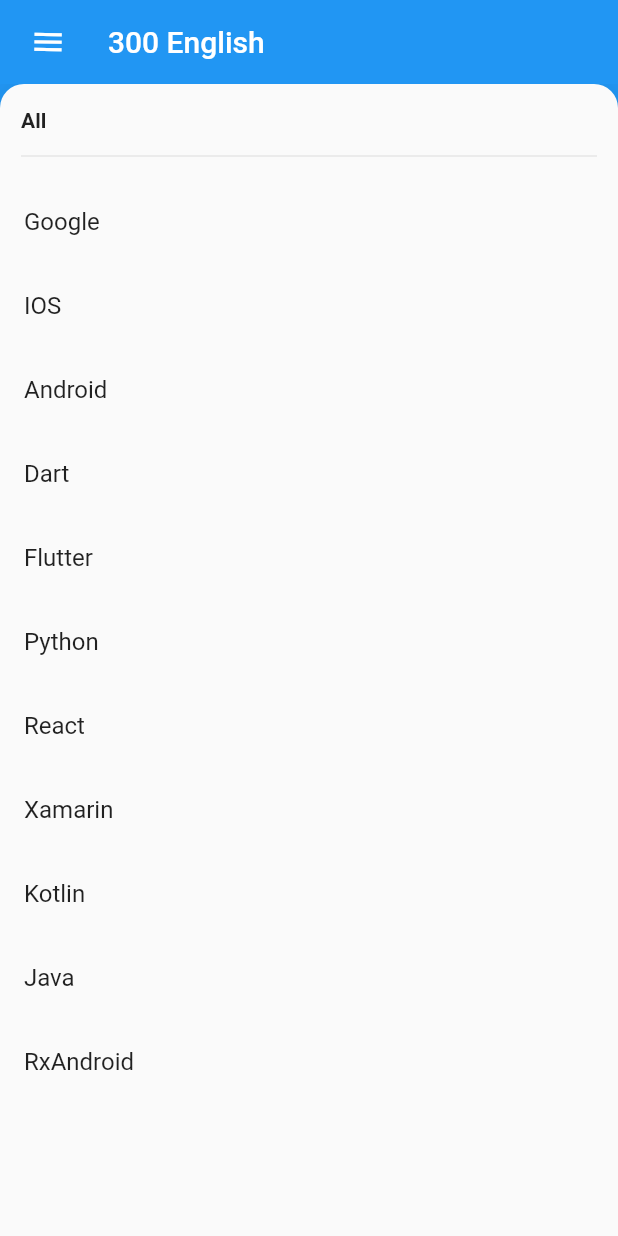
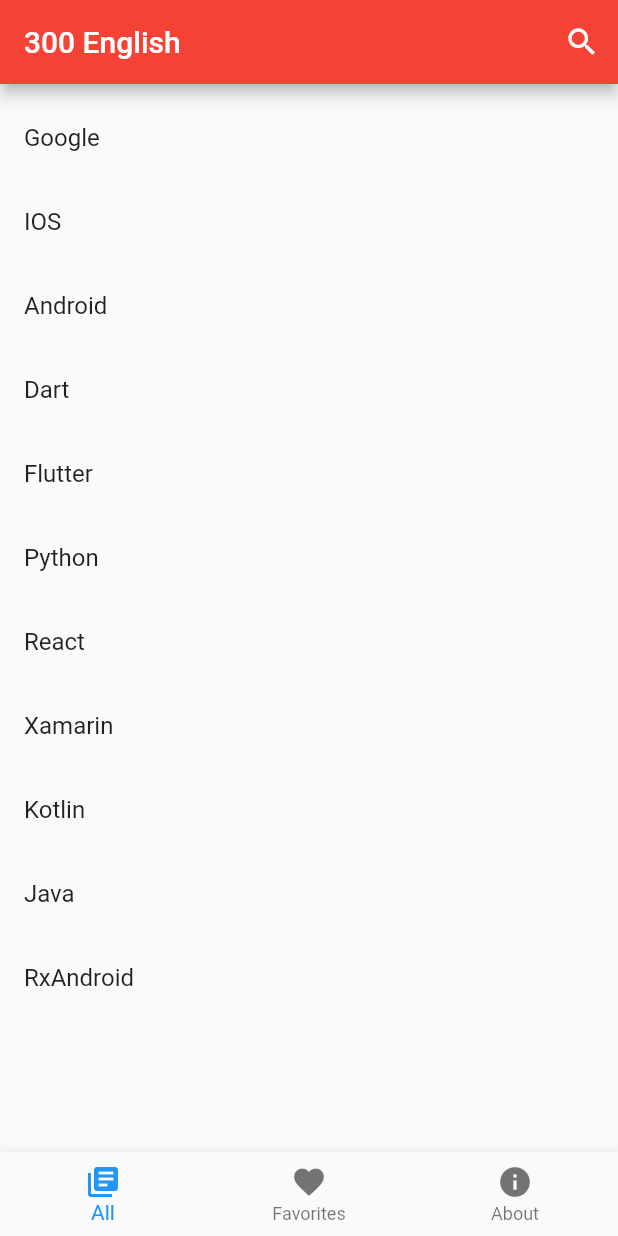
Before and after one commit to Mrjen/three_hundred_english, a Flutter app: the screen it shows after launch, on a phone screen of 412 x 824 dp. Run offline on Flutter 3.47's test engine with Material 2 defaults, Android fonts, the phone set to English and light mode, and no system bars.

Commit message:
Using BottomNavigationDrawer instead of Backdrop menu.

```diff
--- a/lib/main.dart
+++ b/lib/main.dart
@@ -1,60 +1,179 @@
 import 'package:flutter/material.dart';
-import 'backdrop.dart';
-import 'menu.dart';
+
 import 'phrase_listing.dart';
 
 void main() => runApp(ThreeHundredApp());
 
+// https://github.com/fablue/building-a-social-network-with-flutter
 class ThreeHundredApp extends StatefulWidget {
   // This widget is the root of your application.
   @override
   _ThreeHundredApp createState() => new _ThreeHundredApp();
 }
 
-class _ThreeHundredApp extends State<ThreeHundredApp> {
-  MenuCategory _currentCategory = MenuCategory.all;
-  String _frontSubTitle = "All";
+class _ThreeHundredApp extends State<ThreeHundredApp>
+    with SingleTickerProviderStateMixin{
+  PageController _pageController;
+  int _currentPage = 0;
+  bool _showSearch = true;
 
-  void _onCategoryTap(MenuCategory category) {
+  Color _appBarColor = Colors.red;
+  IconButton _appBarLeadingIcon;
+  Widget _appBarTitle = new Text(
+    "300 English",
+    style: new TextStyle(color: Colors.white),
+  );
+  Icon _appBarSearchIcon = new Icon(Icons.search, color: Colors.white);
+  TextEditingController _searchController;
+  String _searchText;
+
+  @override
+  Widget build(BuildContext context) {
+    return new MaterialApp(
+      theme: new ThemeData(
+        primaryColor: Colors.red,
+      ),
+      home: new Scaffold(
+        appBar: new AppBar(
+            backgroundColor: _appBarColor,
+            title: _appBarTitle,
+            leading: _appBarLeadingIcon,
+            actions: getAppBarActions(context)
+        ),
+        body: new PageView(
+            children: [
+              new PhraseListing(searchText: _searchText),
+              new Container(color: Colors.green),
+              new Container(color: Colors.grey)
+            ],
+            controller: _pageController,
+            onPageChanged: onPageChanged
+        ),
+        bottomNavigationBar: new BottomNavigationBar(
+            items: [
+              new BottomNavigationBarItem(
+                  icon: new Icon(Icons.library_books),
+                  title: new Text("All")
+              ),
+              new BottomNavigationBarItem(
+                  icon: new Icon(Icons.favorite),
+                  title: new Text("Favorites")
+              ),
+              new BottomNavigationBarItem(
+                  icon: new Icon(Icons.info),
+                  title: new Text("About")
+              ),
+            ],
+            onTap: onNavigationTapped,
+            currentIndex: _currentPage
+        ),
+      ),
+    );
+  }
+
+  List<Widget> getAppBarActions(BuildContext context) {
+    if (_showSearch) {
+      return <Widget>[
+        new IconButton(
+          icon: _appBarSearchIcon,
+          onPressed: () {
+            setState(() {
+              if (this._appBarSearchIcon.icon == Icons.search) {
+                this._appBarColor = Colors.grey[200];
+                this._appBarLeadingIcon = new IconButton(
+                  icon: new Icon(Icons.arrow_back),
+                  color: Colors.grey[800],
+                  onPressed: (){
+                    onSearchFinished();
+                  },
+                );
+                this._appBarSearchIcon = new Icon(
+                  Icons.close,
+                  color: Colors.grey[800],
+                );
+                this._appBarTitle = new Theme(
+                  // https://stackoverflow.com/questions/48706884/change-textfields-underline-in-flutter
+                    data: Theme
+                        .of(context)
+                        .copyWith(primaryColor: Colors.transparent),
+                    child: new TextField(
+                      autofocus: true,
+                      controller: _searchController,
+                      style: new TextStyle(
+                        fontSize: 18.0,
+                        color: Colors.grey[800],
+                      ),
+                      decoration: new InputDecoration(
+                          hintText: "Filter by word...",
+                          hintStyle: new TextStyle(color: Colors.grey[800]),
+                          labelStyle: Theme
+                              .of(context)
+                              .textTheme
+                              .caption
+                              .copyWith(color: Colors.transparent)),
+                    ));
+                onSearchStarted();
+              } else {
+                _searchController.clear();
+              }
+            });
+          },
+        ),
+      ];
+    } else {
+      return <Widget>[];
+    }
+  }
+
+  void onSearchStarted() {}
+
+  void onSearchFinished() {
     setState(() {
-      _currentCategory = category;
+      this._appBarColor = Colors.red;
+      this._appBarLeadingIcon = null;
+      this._appBarSearchIcon = new Icon(
+        Icons.search,
+        color: Colors.white,
+      );
+      this._appBarTitle = new Text(
+        "300 English",
+        style: new TextStyle(color: Colors.white),
+      );
+      _searchController.clear();
+    });
+  }
 
-      if (_currentCategory == MenuCategory.all) {
-        _frontSubTitle = "All";
-      } else if (_currentCategory == MenuCategory.favorites) {
-        _frontSubTitle = "Favorites";
-      } else {
-        _frontSubTitle = "About";
-      }
+  void onNavigationTapped(int page) {
+    // Animating to the page.
+    // You can use whatever duration and curve you like
+    _pageController.animateToPage(page,
+        duration: const Duration(milliseconds: 300), curve: Curves.ease);
+  }
+
+  void onPageChanged(int page) {
+    setState(() {
+      this._currentPage = page;
+      this._showSearch = page < 2;
+      onSearchFinished();
     });
   }
 
   @override
-  Widget build(BuildContext context) {
-    return new MaterialApp(
-      title: "300 English",
-      theme: new ThemeData(
-        // This is the theme of your application.
-        //
-        // Try running your application with "flutter run". You'll see the
-        // application has a blue toolbar. Then, without quitting the app, try
-        // changing the primarySwatch below to Colors.green and then invoke
-        // "hot reload" (press "r" in the console where you ran "flutter run",
-        // or press Run > Flutter Hot Reload in IntelliJ). Notice that the
-        // counter didn't reset back to zero; the application is not restarted.
-        primarySwatch: Colors.blue,
-      ),
-      home: Backdrop(
-        currentCategory: MenuCategory.all,
-        frontLayer: PhraseListing(),
-        backLayer: Menu(
-          currentCategory: _currentCategory,
-          onCategoryTap: _onCategoryTap,
-        ),
-        frontTitle: Text("300 English"),
-        frontSubTitle: _frontSubTitle,
-        backTitle: Text("Menu"),
-      )
-    );
+  void initState() {
+    super.initState();
+    _pageController = new PageController();
+    _searchController = new TextEditingController();
+    _searchController.addListener((){
+      setState(() {
+        _searchText = _searchController.text;
+      });
+    });
   }
+
+  @override
+  void dispose() {
+    super.dispose();
+    _pageController.dispose();
+  }
+
 }
--- a/lib/phrase_listing.dart
+++ b/lib/phrase_listing.dart
@@ -2,46 +2,19 @@ import 'package:flutter/material.dart';
 import 'phrase_details.dart';
 
 class PhraseListing extends StatefulWidget {
-  PhraseListing({Key key}) : super(key: key);
+  final String searchText;
+
+  PhraseListing({Key key, this.searchText}) : super(key: key);
   @override
   _SearchListState createState() => new _SearchListState();
 }
 
 class _SearchListState extends State<PhraseListing> {
-  Widget appBarTitle = new Text(
-    "300 English",
-    style: new TextStyle(color: Colors.white),
-  );
-  Icon actionIcon = new Icon(
-    Icons.search,
-    color: Colors.white,
-  );
-  final key = new GlobalKey<ScaffoldState>();
-  final TextEditingController _searchQuery = new TextEditingController();
   List<String> _list;
-  bool _isSearching;
-  String _searchText = "";
-
-  _SearchListState() {
-    _searchQuery.addListener(() {
-      if (_searchQuery.text.isEmpty) {
-        setState(() {
-          _isSearching = false;
-          _searchText = "";
-        });
-      } else {
-        setState(() {
-          _isSearching = true;
-          _searchText = _searchQuery.text;
-        });
-      }
-    });
-  }
 
   @override
   void initState() {
     super.initState();
-    _isSearching = false;
     init();
   }
 
@@ -63,11 +36,9 @@ class _SearchListState extends State<PhraseListing> {
   @override
   Widget build(BuildContext context) {
     return new Scaffold(
-      key: key,
-      //appBar: buildBar(context),
       body: new ListView(
           padding: new EdgeInsets.symmetric(vertical: 8.0),
-        children: _isSearching ? _buildSearchList() : _buildList(),
+          children: _buildSearchList(widget.searchText)
       ),
     );
   }
@@ -76,14 +47,15 @@ class _SearchListState extends State<PhraseListing> {
     return _list.map((contact) => new ChildItem(contact)).toList();
   }
 
-  List<ChildItem> _buildSearchList() {
-    if (_searchText.isEmpty) {
-      return _list.map((contact) => new ChildItem(contact)).toList();
+  List<ChildItem> _buildSearchList(String searchText) {
+    if (searchText == null || searchText.isEmpty) {
+      return _buildList();
+
     } else {
       List<String> _searchList = List();
       for (int i = 0; i < _list.length; i++) {
         String name = _list.elementAt(i);
-        if (name.toLowerCase().contains(_searchText.toLowerCase())) {
+        if (name.toLowerCase().contains(searchText.toLowerCase())) {
           _searchList.add(name);
         }
       }
@@ -91,58 +63,6 @@ class _SearchListState extends State<PhraseListing> {
     }
   }
 
-  Widget buildBar(BuildContext context) {
-    return new AppBar(title: appBarTitle, actions: <Widget>[
-      new IconButton(
-        icon: actionIcon,
-        onPressed: () {
-          setState(() {
-            if (this.actionIcon.icon == Icons.search) {
-              this.actionIcon = new Icon(
-                Icons.close,
-                color: Colors.white,
-              );
-              this.appBarTitle = new TextField(
-                autofocus: true,
-                controller: _searchQuery,
-                style: new TextStyle(
-                  color: Colors.white,
-                ),
-                decoration: new InputDecoration(
-                    prefixIcon: new Icon(Icons.search, color: Colors.white),
-                    hintText: "Search for word or context...",
-                    hintStyle: new TextStyle(color: Colors.white)),
-              );
-              _handleSearchStart();
-            } else {
-              _handleSearchEnd();
-            }
-          });
-        },
-      ),
-    ]);
-  }
-
-  void _handleSearchStart() {
-    setState(() {
-      _isSearching = true;
-    });
-  }
-
-  void _handleSearchEnd() {
-    setState(() {
-      this.actionIcon = new Icon(
-        Icons.search,
-        color: Colors.white,
-      );
-      this.appBarTitle = new Text(
-        "300 English",
-        style: new TextStyle(color: Colors.white),
-      );
-      _isSearching = false;
-      _searchQuery.clear();
-    });
-  }
 }
 
 class ChildItem extends StatelessWidget {
```
Also changed, not shown: pubspec.lock. Lines whose indentation alone changed are shown as unchanged.
